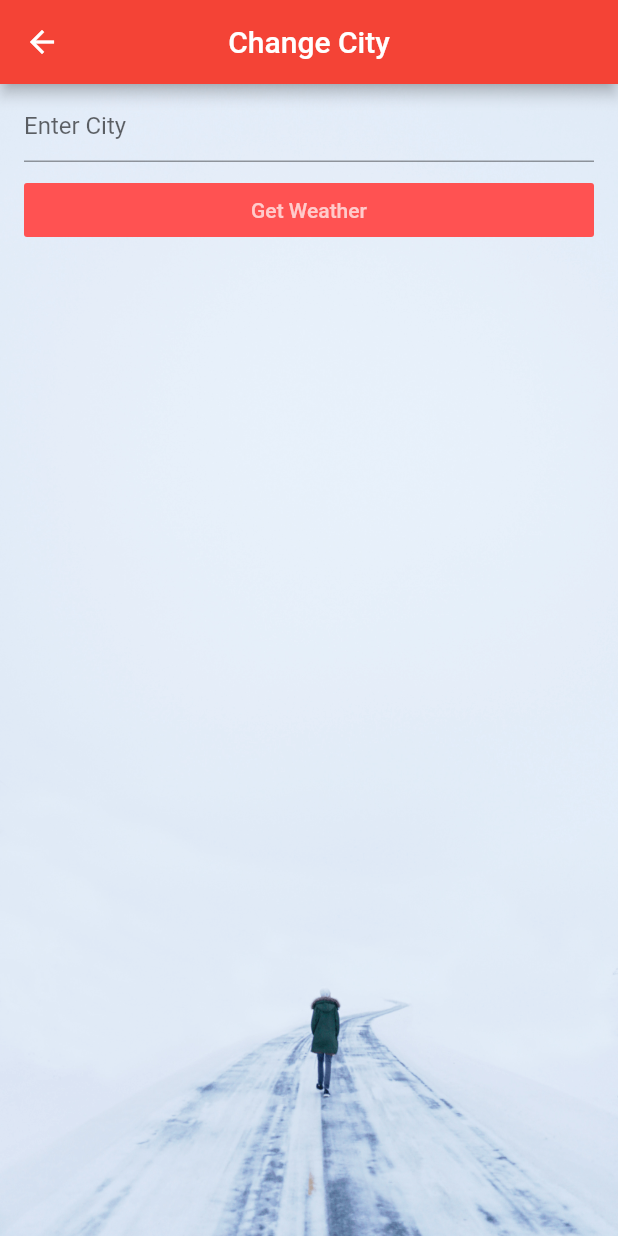
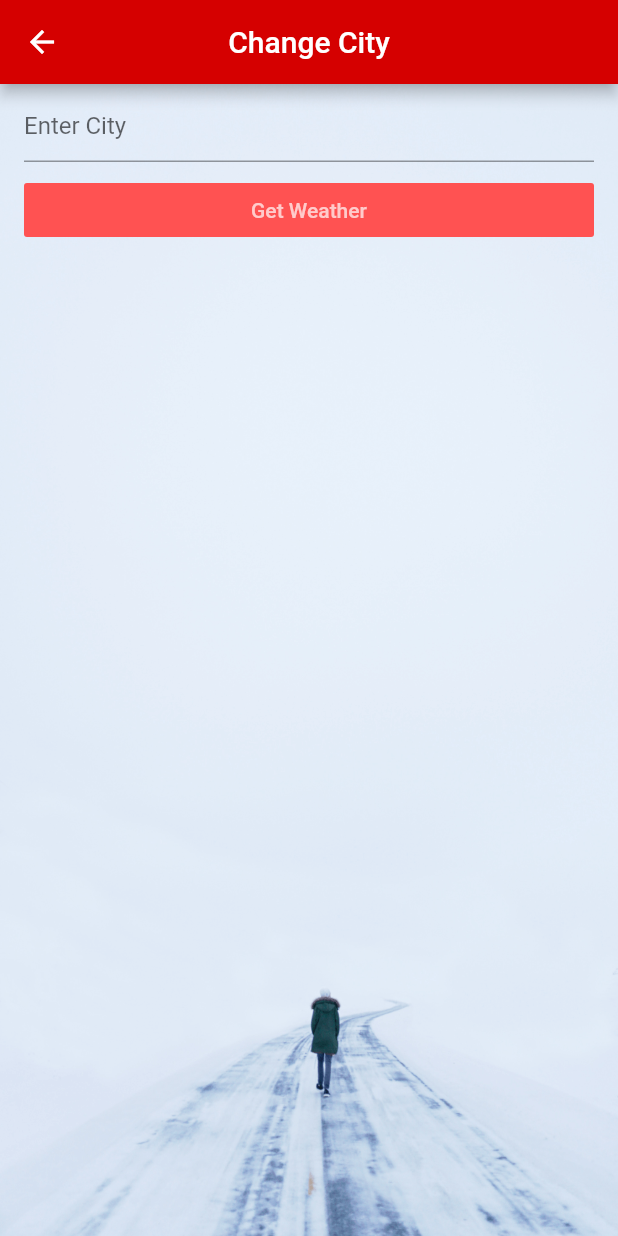
Before and after one commit to PixelA/klimatic_weather, a Flutter app: the screen it shows after launch, after a tap on the "menu" icon, on a phone screen of 412 x 824 dp. Run offline on Flutter 3.47's test engine with Material 2 defaults, Android fonts, the phone set to English and light mode, and no system bars; network calls fail.

Commit message:
UI changes changed shade of red on backgrounds and updated the first page image it clashed with UI

```diff
--- a/lib/ui/klimatic.dart
+++ b/lib/ui/klimatic.dart
@@ -39,7 +39,7 @@ class _KlimaticState extends State<Klimatic> {
       appBar: new AppBar(
         title: new Text('Klimatic Weather'),
         centerTitle: true,
-        backgroundColor: Colors.redAccent,
+        backgroundColor: Colors.redAccent.shade700,
         actions: <Widget>[
           new IconButton(
               icon: new Icon(Icons.menu),
@@ -98,15 +98,21 @@ class _KlimaticState extends State<Klimatic> {
                 child: new Column(
                  children: <Widget>[
                   new ListTile(
-                     title: new Text(content['main']['temp'].toString(),
+                     title: new Text(content['main']['temp'].toString() +" F",
                        style: new TextStyle(
                          fontStyle: FontStyle.normal,
                          fontSize: 49.9,
                          fontWeight: FontWeight.w500,
                          color: Colors.white
                        ),
-
                      ),
+                    subtitle:  new ListTile(
+                      title: new Text(
+                        "Humidity: ${content['main']['humidity'].toString()}\n"
+                            "Min: ${content['main']['temp_min'].toString()} F\n"
+                            "Max: ${content['main']['temp_max'].toString()} F "
+                      ),
+                    ),
           )
                 ],
         ),
@@ -127,7 +133,7 @@ class ChangeCity extends StatelessWidget {
   Widget build(BuildContext context) {
     return new Scaffold(
       appBar: new AppBar(
-        backgroundColor: Colors.red,
+        backgroundColor: Colors.redAccent.shade700,
         title: new Text('Change City'),
         centerTitle: true,
       ),
```
Also changed, not shown: images/storm.jpg.
